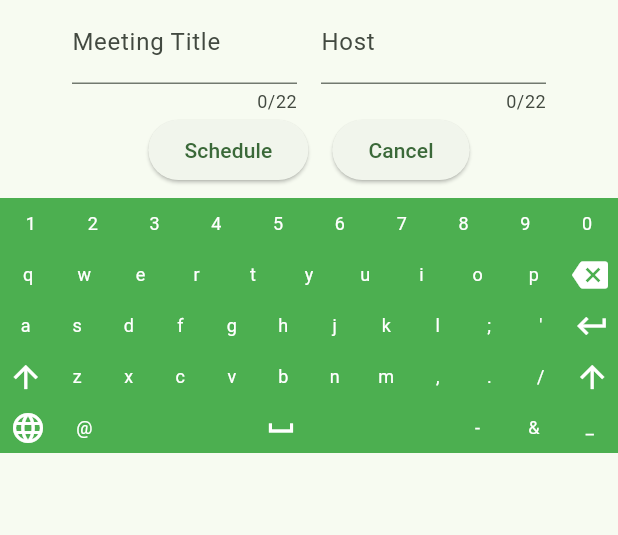
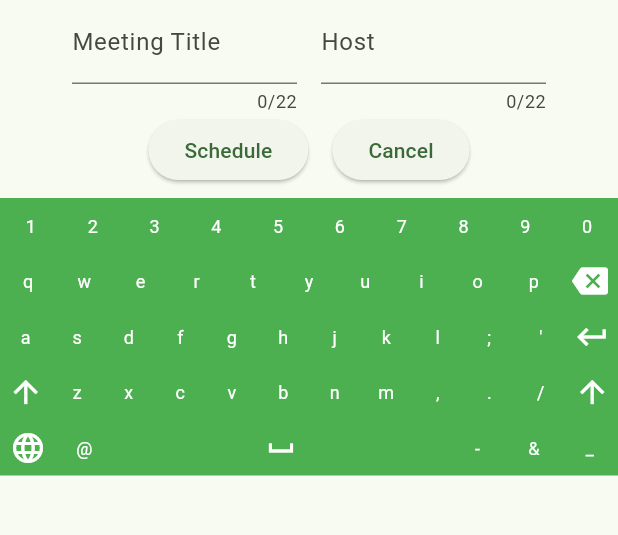
Before and after one commit to maxbaird/aurora, a Flutter app: the ScheduleMeeting1 screen opened directly, on a phone screen of 412 x 824 dp, the part 84-619 px from its top. Run offline on Flutter 3.47's test engine with Material 3 defaults, Android fonts, the phone set to English and light mode, and no system bars; our stand-ins replace circular_countdown_timer.

Commit message:
Increased height of keyboard.

```diff
--- a/lib/aurora/presentation/flows/schedule_meeting/schedule_meeting_1.dart
+++ b/lib/aurora/presentation/flows/schedule_meeting/schedule_meeting_1.dart
@@ -153,7 +153,7 @@ class _ScheduleMeeting1State extends State<ScheduleMeeting1> {
             color: Colors.green,
             child: VirtualKeyboard(
               postKeyPress: _onKeyPress,
-              height: 170,
+              height: 185,
               textColor: Colors.white,
               fontSize: 12,
               type: VirtualKeyboardType.Alphanumeric,
```
